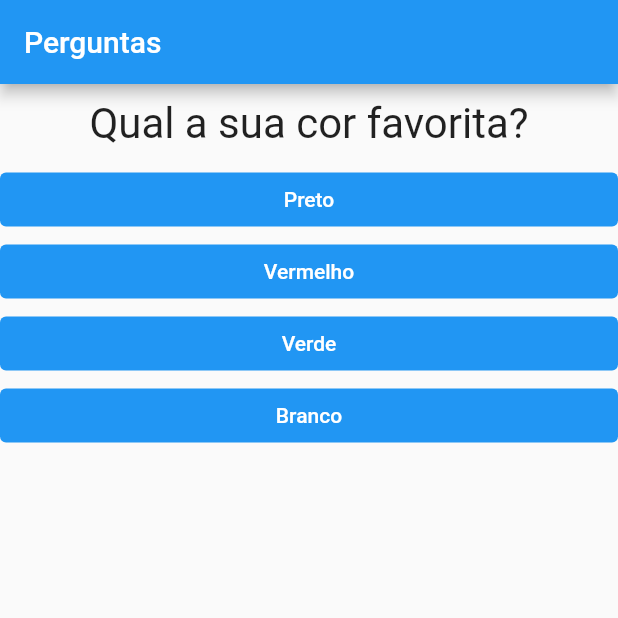
After one commit to felipe-sousa/curso-flutter-projeto-quiz, a Flutter app: the screen it shows after launch, on a phone screen of 412 x 824 dp, the top half of it. The commit adds this screen. Run offline on Flutter 3.47's test engine with Material 2 defaults, Android fonts, the phone set to English and light mode, and no system bars.

Commit message:
Add Questionario
Criado componente do Questionario que agrupa o Pergunta() e Resposta() em um só Widget

```diff
--- a/lib/main.dart
+++ b/lib/main.dart
@@ -1,6 +1,5 @@
 import 'package:flutter/material.dart';
-import 'package:projeto_perguntas/questao.dart';
-import 'package:projeto_perguntas/resposta.dart';
+import 'package:projeto_perguntas/questionario.dart';
 import 'package:projeto_perguntas/resultado.dart';
 
 main() => runApp(PerguntaApp());
@@ -22,6 +21,10 @@ class _PerguntaAppState extends State<PerguntaApp> {
     }
   ];
 
+  bool get temPerguntaSelecionada {
+    return _perguntaSelecionada < _perguntas.length;
+  }
+
   void _responder() {
     if (temPerguntaSelecionada) {
       setState(() {
@@ -30,26 +33,18 @@ class _PerguntaAppState extends State<PerguntaApp> {
     }
   }
 
-  bool get temPerguntaSelecionada {
-    return _perguntaSelecionada < _perguntas.length;
-  }
-
   @override
   Widget build(BuildContext context) {
-    List<String> respostas =
-        temPerguntaSelecionada ? _perguntas[_perguntaSelecionada].cast()['respostas'] : [];
-
     return MaterialApp(
       home: Scaffold(
         appBar: AppBar(
           title: const Text('Perguntas'),
         ),
         body: temPerguntaSelecionada
-            ? Column(
-                children: [
-                  Questao(_perguntas[_perguntaSelecionada]['texto'].toString()),
-                  ...respostas.map((t) => Resposta(t, _responder)).toList(),
-                ],
+            ? Questionario(
+                perguntas: _perguntas,
+                perguntaSelecionada: _perguntaSelecionada,
+                responder: _responder,
               )
             : Resultado(),
       ),
--- /dev/null
+++ b/lib/questionario.dart
@@ -0,0 +1,34 @@
+// ignore_for_file: use_key_in_widget_constructors, prefer_const_constructors_in_immutables
+
+import 'package:flutter/material.dart';
+import 'package:projeto_perguntas/questao.dart';
+import 'package:projeto_perguntas/resposta.dart';
+
+class Questionario extends StatelessWidget {
+  final List<Map<String, Object>> perguntas;
+  final int perguntaSelecionada;
+  final void Function() responder;
+
+  Questionario({
+    required this.perguntas,
+    required this.perguntaSelecionada,
+    required this.responder,
+  });
+
+  bool get temPerguntaSelecionada {
+    return perguntaSelecionada < perguntas.length;
+  }
+
+  @override
+  Widget build(BuildContext context) {
+    List<String> respostas =
+        temPerguntaSelecionada ? perguntas[perguntaSelecionada].cast()['respostas'] : [];
+
+    return Column(
+      children: [
+        Questao(perguntas[perguntaSelecionada]['texto'].toString()),
+        ...respostas.map((t) => Resposta(t, responder)).toList(),
+      ],
+    );
+  }
+}
```
